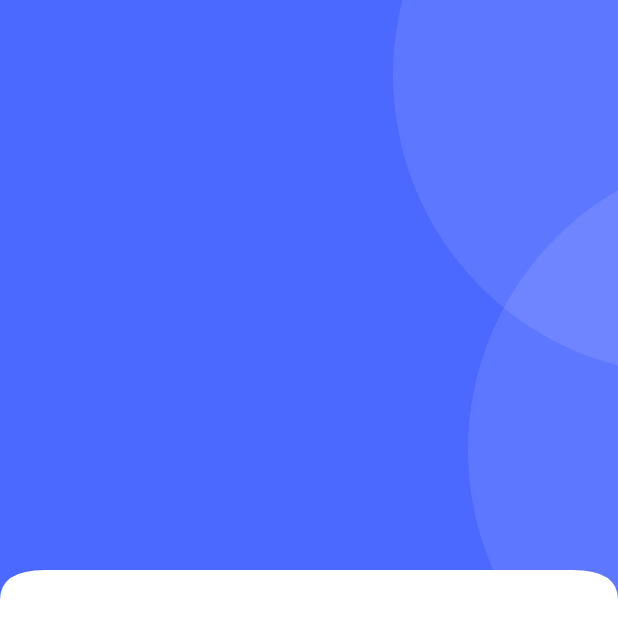
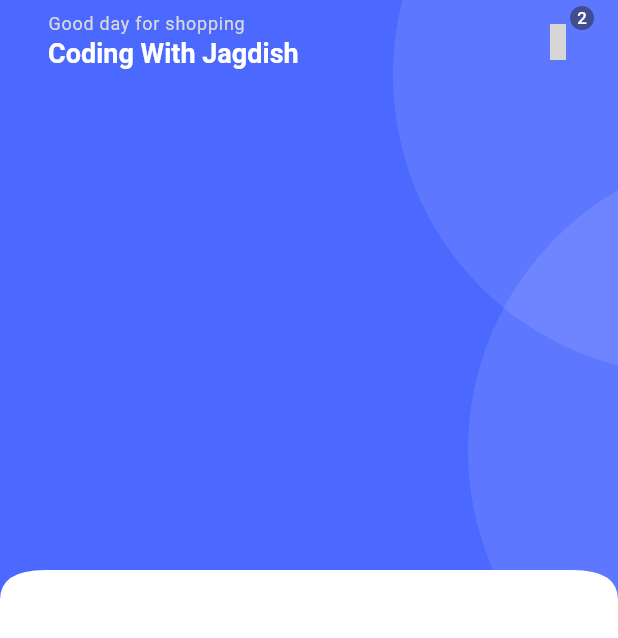
Before and after one commit to JagdishSingh01/e-commerce, a Flutter app: the HomeScreen screen opened directly, on a phone screen of 412 x 824 dp. Shown: the top 638 px of the screen. Run offline on Flutter 3.47's test engine with Material 3 defaults, Android fonts, the phone set to English and light mode, and no system bars; our stand-ins replace get, get_storage, iconsax, logger, smooth_page_indicator; accounts and stored records are empty; Roboto replaces fonts that are missing (Poppins); project files that could hold a hidden picture were left out; grey boxes are pictures that could not be loaded.

Commit message:
custom appbar design

```diff
--- /dev/null
+++ b/lib/common/widgets/appbar/appbar.dart
@@ -0,0 +1,34 @@
+import 'package:e_commerce_app/utils/constants/sizes.dart';
+import 'package:e_commerce_app/utils/device/device_utility.dart';
+import 'package:flutter/material.dart';
+import 'package:get/get.dart';
+import 'package:iconsax/iconsax.dart';
+
+class TAppBar extends StatelessWidget implements PreferredSizeWidget {
+  const TAppBar({super.key, this.title, this.showBackArrow = false, this.leadingIcon, this.actions, this.leadingIconPressed});
+
+  final Widget? title;
+  final bool showBackArrow;
+  final IconData? leadingIcon;
+  final List<Widget>? actions;
+  final VoidCallback? leadingIconPressed;
+
+  @override
+  Widget build(BuildContext context) {
+    return Padding(
+      padding: EdgeInsets.symmetric(horizontal: TSizes.md),
+      child: AppBar(
+        automaticallyImplyLeading: false,
+        centerTitle: false,
+        leading: showBackArrow
+        ? IconButton(onPressed: () => Get.back(), icon: Icon(Iconsax.arrow_left))
+        : leadingIcon!= null ? IconButton(onPressed: leadingIconPressed, icon: Icon(leadingIcon)) : null,
+        title: title,
+        actions: actions,
+      ),
+    );
+  }
+
+  @override
+  Size get preferredSize => Size.fromHeight(TDeviceUtils.getAppBarHeight());
+}
--- a/lib/common/widgets/custom_shapes/containers/primary_header_container.dart
+++ b/lib/common/widgets/custom_shapes/containers/primary_header_container.dart
@@ -32,6 +32,8 @@ class TPrimaryHeaderContainer extends StatelessWidget {
                   backgroundColor: TColors.textWhite.withAlpha(26),
                 ),
               ),
+
+              child,
             ],
           ),
         ),
--- a/lib/common/widgets/custom_shapes/curved_edges/curved_edges_widget.dart
+++ b/lib/common/widgets/custom_shapes/curved_edges/curved_edges_widget.dart
@@ -9,8 +9,8 @@ class TCurvedEdgeWidget extends StatelessWidget {
   @override
   Widget build(BuildContext context) {
     return ClipPath(
-              clipper: TCustomCurvedEdges(),
-              child: child
-            );
+      clipper: TCustomCurvedEdges(),
+        child: child
+      );
   }
 }
--- /dev/null
+++ b/lib/common/widgets/products/cart/cart_menu_icon.dart
@@ -0,0 +1,45 @@
+import 'package:e_commerce_app/utils/constants/colors.dart';
+import 'package:flutter/material.dart';
+import 'package:iconsax/iconsax.dart';
+
+class TCartCounterIcon extends StatelessWidget {
+  const TCartCounterIcon({super.key, required this.iconColor, required this.onPressed});
+
+  final Color iconColor;
+  final VoidCallback onPressed;
+  @override
+  Widget build(BuildContext context) {
+    return Stack(
+      children: [
+        IconButton(
+          onPressed: onPressed,
+          icon: const Icon(
+            Iconsax.shopping_bag,
+            color: TColors.white,
+            size: 24,
+          ),
+        ),
+        Positioned(
+          right: 0,
+          child: Container(
+            width: 16,
+            height: 16,
+            decoration: BoxDecoration(
+              color: TColors.black.withAlpha(127),
+              shape: BoxShape.circle,
+            ),
+            child: Center(
+              child: Text(
+                "2",
+                style: Theme.of(context).textTheme.labelLarge!.apply(
+                  color: TColors.white,
+                  fontSizeFactor: 0.8,
+                ),
+              ),
+            ),
+          ),
+        ),
+      ],
+    );
+  }
+}
--- a/lib/features/shop/screens/home/home.dart
+++ b/lib/features/shop/screens/home/home.dart
@@ -1,5 +1,5 @@
-
 import 'package:e_commerce_app/common/widgets/custom_shapes/containers/primary_header_container.dart';
+import 'package:e_commerce_app/features/shop/screens/home/widgets/home_appbar.dart';
 import 'package:flutter/material.dart';
 
 class HomeScreen extends StatelessWidget {
@@ -10,15 +10,7 @@ class HomeScreen extends StatelessWidget {
     return Scaffold(
       body: SingleChildScrollView(
         child: Column(
-          children: [
-            TPrimaryHeaderContainer(
-              child: Column(
-                children: [
-
-                ]
-              )
-            )
-          ],
+          children: [TPrimaryHeaderContainer(child: Column(children: [THomeAppBar()],))],
         ),
       ),
     );
--- /dev/null
+++ b/lib/features/shop/screens/home/widgets/home_appbar.dart
@@ -0,0 +1,33 @@
+import 'package:e_commerce_app/common/widgets/appbar/appbar.dart';
+import 'package:e_commerce_app/common/widgets/products/cart/cart_menu_icon.dart';
+import 'package:e_commerce_app/utils/constants/colors.dart';
+import 'package:e_commerce_app/utils/constants/text_strings.dart';
+import 'package:flutter/material.dart';
+
+class THomeAppBar extends StatelessWidget {
+  const THomeAppBar({super.key});
+
+  @override
+  Widget build(BuildContext context) {
+    return TAppBar(
+      title: Column(
+        crossAxisAlignment: CrossAxisAlignment.start,
+        children: [
+          Text(
+            TTexts.homeAppbarTitle,
+            style: Theme.of(
+              context,
+            ).textTheme.labelMedium!.apply(color: TColors.grey),
+          ),
+          Text(
+            TTexts.homeAppbarSubTitle,
+            style: Theme.of(
+              context,
+            ).textTheme.headlineSmall!.apply(color: TColors.white),
+          ),
+        ],
+      ),
+      actions: [TCartCounterIcon(onPressed: () {}, iconColor: TColors.white)],
+    );
+  }
+}
--- a/lib/utils/constants/text_strings.dart
+++ b/lib/utils/constants/text_strings.dart
@@ -25,7 +25,7 @@ class TTexts {
   static const String tFullName = "Full Name";
   static const String tGetStarted = "Get Started";
   static const String tForgetPassword = "Forget Password?";
-  static const String homeAppbarSubTitle = "Coding With T";
+  static const String homeAppbarSubTitle = "Coding With Jagdish";
   static const String tSignInWithGoogle = "Sign-In with Google";
 
   // -- Validation --
@@ -189,4 +189,5 @@ class TTexts {
   // -- Dashboard 1
   static const String popularProducts = "Popular Products";
   static const String homeAppbarTitle = "Good day for shopping";
+
 }
```
